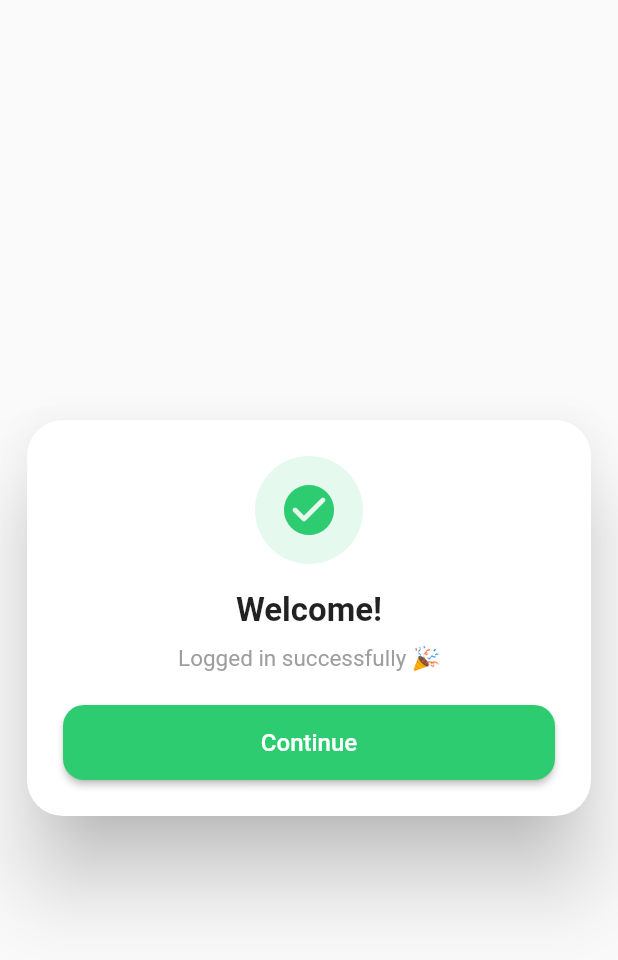
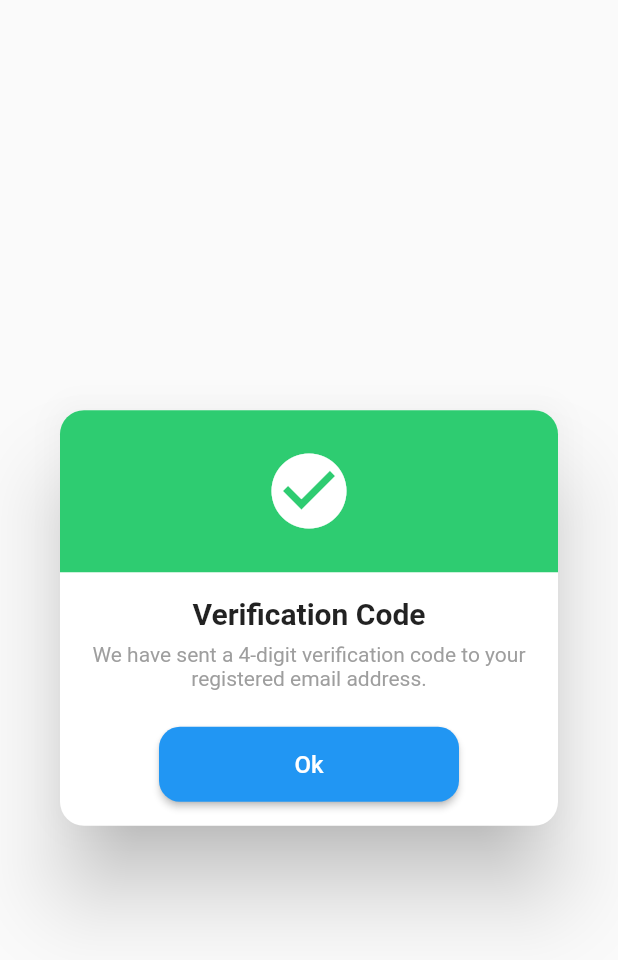
Before and after one commit to Antonmorkos21/Root2Route, a Flutter app: the CustomDialog widget shown alone on an empty page, opened directly, on a phone screen of 412 x 824 dp. Shown: the top 960 px of the screen. Run offline on Flutter 3.47's test engine with Material 3 defaults, Android fonts, the light colour scheme and no system bars.

Commit message:
CustomDialg

```diff
--- a/lib/components/custom_button.dart
+++ b/lib/components/custom_button.dart
@@ -4,8 +4,14 @@ import 'package:root2route/core/theme/app_colors.dart';
 class CustomButton extends StatelessWidget {
   final String text;
   final VoidCallback onPressed;
+  final Color? color;
 
-  const CustomButton({super.key, required this.text, required this.onPressed});
+  const CustomButton({
+    super.key,
+    required this.text,
+    required this.onPressed,
+    this.color,
+  });
 
   @override
   Widget build(BuildContext context) {
@@ -14,7 +20,7 @@ class CustomButton extends StatelessWidget {
       height: 50,
       child: ElevatedButton(
         style: ElevatedButton.styleFrom(
-          backgroundColor: AppColors.primary,
+          backgroundColor: color ?? AppColors.primary,
           shape: RoundedRectangleBorder(
             borderRadius: BorderRadius.circular(14),
           ),
--- a/lib/components/custom_dialog.dart
+++ b/lib/components/custom_dialog.dart
@@ -1,70 +1,82 @@
 import 'package:flutter/material.dart';
-import 'custom_button.dart'; // عدّل المسار حسب مشروعك
+import 'package:root2route/components/custom_button.dart';
+import 'package:root2route/core/theme/app_colors.dart';
+
+enum DialogType { success, error }
 
 class CustomDialog extends StatelessWidget {
+  final DialogType type;
   final String title;
   final String message;
-  final IconData icon;
-  final Color color;
-  final String buttonText;
-  final VoidCallback onPressed;
+  final VoidCallback? onPressed;
 
   const CustomDialog({
     super.key,
+    required this.type,
     required this.title,
     required this.message,
-    required this.icon,
-    required this.color,
-    required this.buttonText,
-    required this.onPressed,
+    this.onPressed,
   });
+
+  bool get isSuccess => type == DialogType.success;
 
   @override
   Widget build(BuildContext context) {
     return Dialog(
-      insetPadding: const EdgeInsets.symmetric(horizontal: 18),
-      shape: RoundedRectangleBorder(borderRadius: BorderRadius.circular(24)),
-      child: Padding(
-        padding: const EdgeInsets.all(24),
+      shape: RoundedRectangleBorder(borderRadius: BorderRadius.circular(16)),
       child: Column(
         mainAxisSize: MainAxisSize.min,
         children: [
           Container(
-              padding: const EdgeInsets.all(16),
+            width: double.infinity,
+            padding: const EdgeInsets.symmetric(vertical: 24),
             decoration: BoxDecoration(
-                color: color.withOpacity(0.12),
-                shape: BoxShape.circle,
+              color: isSuccess ? AppColors.primary : AppColors.errorcolor,
+              borderRadius: const BorderRadius.vertical(
+                top: Radius.circular(16),
               ),
-              child: Icon(icon, color: color, size: 40),
+            ),
+            child: Icon(
+              isSuccess ? Icons.check_circle : Icons.cancel,
+              color: Colors.white,
+              size: 60,
+            ),
           ),
 
-            const SizedBox(height: 18),
+          const SizedBox(height: 16),
 
           Text(
             title,
-              style: const TextStyle(fontSize: 22, fontWeight: FontWeight.bold),
-              textAlign: TextAlign.center,
+            style: const TextStyle(fontSize: 20, fontWeight: FontWeight.bold),
           ),
 
-            const SizedBox(height: 10),
-
-            Text(
+          const SizedBox(height: 8),
+          Padding(
+            padding: const EdgeInsets.symmetric(horizontal: 16),
+            child: Text(
               message,
               textAlign: TextAlign.center,
-              style: const TextStyle(fontSize: 15, color: Colors.grey),
+              style: const TextStyle(fontSize: 14, color: Colors.grey),
+            ),
           ),
 
-            const SizedBox(height: 22),
+          const SizedBox(height: 24),
 
           SizedBox(
-              width: double.infinity,
+            width: 200,
             child: CustomButton(
-                text: buttonText,
-                onPressed: onPressed,
+              text: 'Ok',
+              color: Colors.blue,
+              onPressed:
+                  onPressed ??
+                  () {
+                    Navigator.pop(context);
+                  },
             ),
           ),
+
+          const SizedBox(height: 16),
         ],
-        ),
       ),
     );
   }
--- a/lib/core/theme/app_colors.dart
+++ b/lib/core/theme/app_colors.dart
@@ -4,6 +4,7 @@ class AppColors {
   static const Color primary = const Color(0xFF2ECC71);
   static const Color iconPrimary = Colors.white;
   static const Color iconSecondary = Colors.grey;
+  static const Color errorcolor = Colors.red;
 
   static const Color textPrimary = Colors.black;
   static const Color textSecondary = AppColors.iconPrimary;
--- a/lib/main.dart
+++ b/lib/main.dart
@@ -33,6 +33,7 @@ class MyApp extends StatelessWidget {
         ForgotPasswordScreen.id: (_) => const ForgotPasswordScreen(),
         VerificationScreen.id: (_) => const VerificationScreen(),
         ReEnterPasswordScreen.id: (_) => const ReEnterPasswordScreen(),
+        FarmerHomeScreen.id: (_) => const FarmerHomeScreen(),
       },
     );
   }
--- a/lib/screens/auth/verification_screen.dart
+++ b/lib/screens/auth/verification_screen.dart
@@ -62,7 +62,9 @@ class _VerificationScreenState extends State<VerificationScreen> {
                     ),
                     const SizedBox(width: 8),
                     TextButton(
-                      onPressed: () {},
+                      onPressed: () {
+
+                      },
                       style: TextButton.styleFrom(
                         foregroundColor: green,
                         disabledForegroundColor: Colors.grey,
--- a/lib/screens/farmer/farmer_home_screen.dart
+++ b/lib/screens/farmer/farmer_home_screen.dart
@@ -8,6 +8,8 @@ import 'package:root2route/screens/farmer/scan_screen.dart';
 import 'package:root2route/screens/farmer/notifications_screen.dart';
 
 class FarmerHomeScreen extends StatefulWidget {
+  static const String id = '/farmerHome';
+
   const FarmerHomeScreen({super.key});
 
   @override
```
Also changed, not shown: lib/screens/auth/forgot_password_screen.dart (+17 -3 lines), lib/screens/auth/login_screen.dart (+6 -20 lines), lib/screens/auth/re-enter_password_screen.dart (+22 -2 lines), lib/screens/auth/register_screen.dart (+14 -19 lines). Lines whose indentation alone changed are shown as unchanged.
